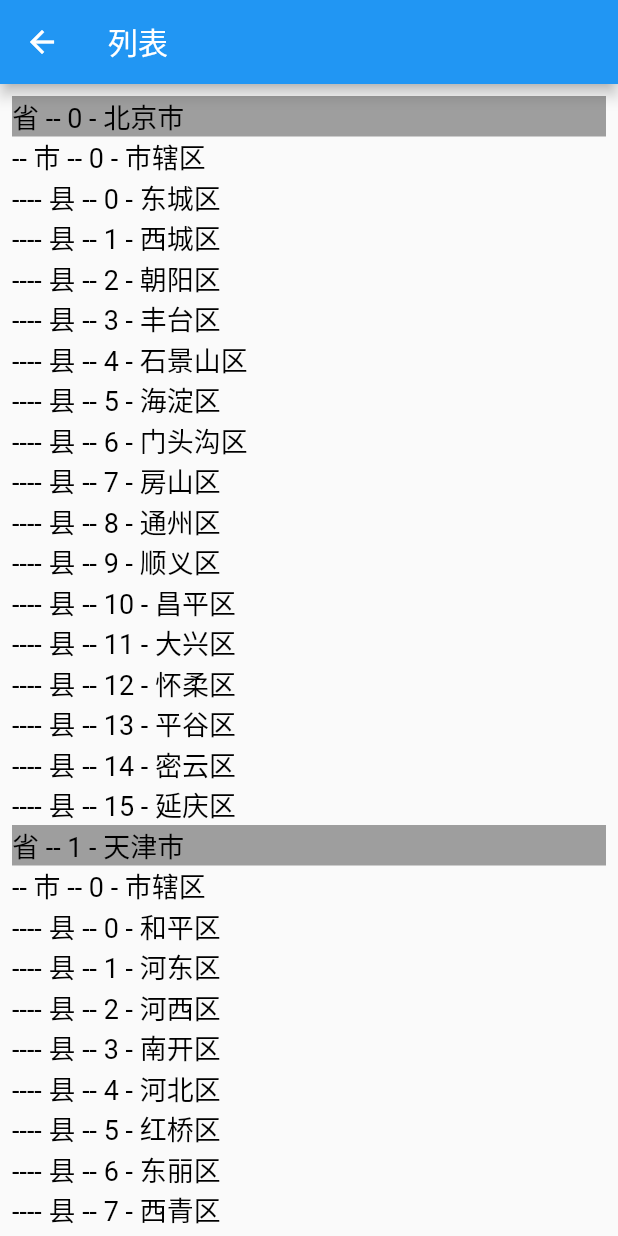
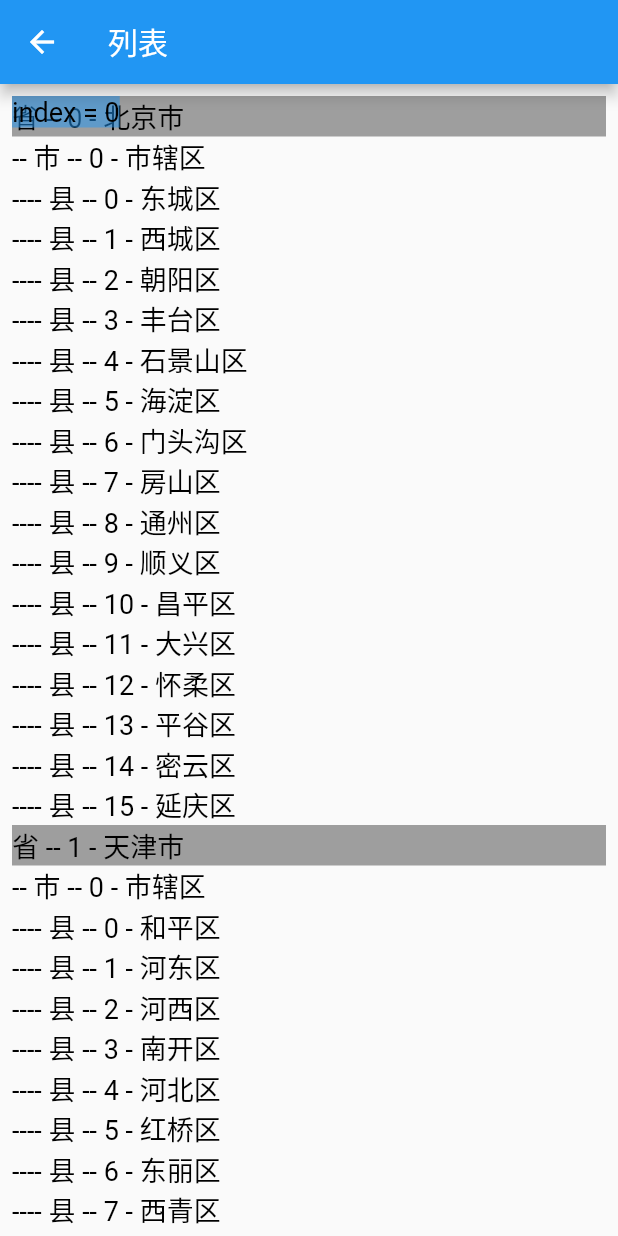
Before and after one commit to conghaonet/flutter_example, a Flutter app: the Cities screen opened directly, on a phone screen of 412 x 824 dp. Run offline on Flutter 3.47's test engine with Material 2 defaults, Android fonts, the phone set to English and light mode, and no system bars; our stand-ins replace event_bus, fluttertoast; generated files the repository leaves out were written again.

Commit message:
在didFinishLayout中通过eventBus同步

```diff
--- /dev/null
+++ b/lib/city_list/app_event_bus.dart
@@ -0,0 +1,4 @@
+import 'package:event_bus/event_bus.dart';
+
+export 'package:event_bus/event_bus.dart';
+EventBus eventBus = EventBus();
--- a/lib/city_list/cities.dart
+++ b/lib/city_list/cities.dart
@@ -3,8 +3,12 @@ import 'dart:convert';
 import 'package:flutter/cupertino.dart';
 import 'package:flutter/foundation.dart';
 import 'package:flutter/material.dart';
+import 'package:flutter_example/city_list/app_event_bus.dart';
 import 'package:flutter_example/city_list/entity.dart';
+import 'package:flutter_example/city_list/province_event.dart';
 import 'package:flutter_example/city_list/province_item.dart';
+import 'package:flutter_example/city_list/province_notifier.dart';
+import 'package:provider/provider.dart';
 
 class Cities extends StatefulWidget {
   @override
@@ -36,6 +40,9 @@ class _CitiesState extends State<Cities> {
     List<dynamic> listDynamic = jsonDecode(strJson);
     provinces = listDynamic.map((js) => ProvinceEntity.fromJson(js)).toList();
     print('end<<<< ' + DateTime.now().toString());
+    eventBus.on<ProvinceEvent>().listen((event) {
+      Provider.of<ProvinceNotifier>(context, listen: false).updateProvince(event.provinceIndex);
+    });
     setState(() {});
   }
 
@@ -72,7 +79,10 @@ class _CitiesState extends State<Cities> {
                     },
                   ),
                 ),
-//                Text('aaaaa'),
+                Container(
+                  color: Colors.blue.withOpacity(0.5),
+                  child: Text('index = ${Provider.of<ProvinceNotifier>(context).provinceIndex}'),
+                ),
               ],
             ),
           ),
@@ -98,5 +108,6 @@ class ProvinceDelegate extends SliverChildBuilderDelegate {
   @override
   void didFinishLayout(int firstIndex, int lastIndex) {
     print('firstIndex=$firstIndex    lastIndex=$lastIndex');
+    eventBus.fire(ProvinceEvent(firstIndex));
   }
 }
--- /dev/null
+++ b/lib/city_list/province_event.dart
@@ -0,0 +1,4 @@
+class ProvinceEvent {
+  int provinceIndex;
+  ProvinceEvent(this.provinceIndex);
+}
--- a/lib/city_list/province_item.dart
+++ b/lib/city_list/province_item.dart
@@ -2,6 +2,8 @@ import 'package:flutter/cupertino.dart';
 import 'package:flutter/material.dart';
 import 'package:flutter_example/city_list/city_item.dart';
 import 'package:flutter_example/city_list/entity.dart';
+import 'package:flutter_example/city_list/province_notifier.dart';
+import 'package:provider/provider.dart';
 
 class ProvinceItem extends StatefulWidget {
   final ProvinceEntity province;
@@ -21,10 +23,15 @@ class _ProvinceItemState extends State<ProvinceItem> {
       crossAxisAlignment: CrossAxisAlignment.start,
       mainAxisSize: MainAxisSize.max,
       children: <Widget>[
-        Container(
-          color: Colors.grey,
-          width: double.infinity,
-          child: Text('省 -- ${widget.index} - ${widget.province.name}'),
+        InkWell(
+          onTap: () {
+//            Provider.of<ProvinceNotifier>(context, listen: false).updateProvince(widget.index);
+          },
+          child: Container(
+            color: Colors.grey,
+            width: double.infinity,
+            child: Text('省 -- ${widget.index} - ${widget.province.name}'),
+          ),
         ),
         ListView.custom(
           primary: false,
--- /dev/null
+++ b/lib/city_list/province_notifier.dart
@@ -0,0 +1,15 @@
+import 'package:flutter/cupertino.dart';
+
+class ProvinceNotifier extends ChangeNotifier {
+  int _provinceIndex = 0;
+
+  int get provinceIndex => _provinceIndex;
+
+  void updateProvince(int index) {
+    if(_provinceIndex != index) {
+      _provinceIndex = index;
+      notifyListeners();
+    }
+  }
+
+}
--- a/pubspec.yaml
+++ b/pubspec.yaml
@@ -22,12 +22,13 @@ dependencies:
   json_annotation: ^3.0.1
   fluttertoast: ^3.1.3
   provider: ^4.0.4
+  event_bus: ^1.1.1
 #  google_sign_in: ^4.1.0
 #  firebase_auth: ^0.15.2
 
   # The following adds the Cupertino Icons font to your application.
   # Use with the CupertinoIcons class for iOS style icons.
-  cupertino_icons: ^0.1.2
+  cupertino_icons: ^0.1.3
 
 dev_dependencies:
   flutter_test:
```
Also changed, not shown: lib/city_list/city_main.dart (+14 -1 lines), pubspec.lock.
